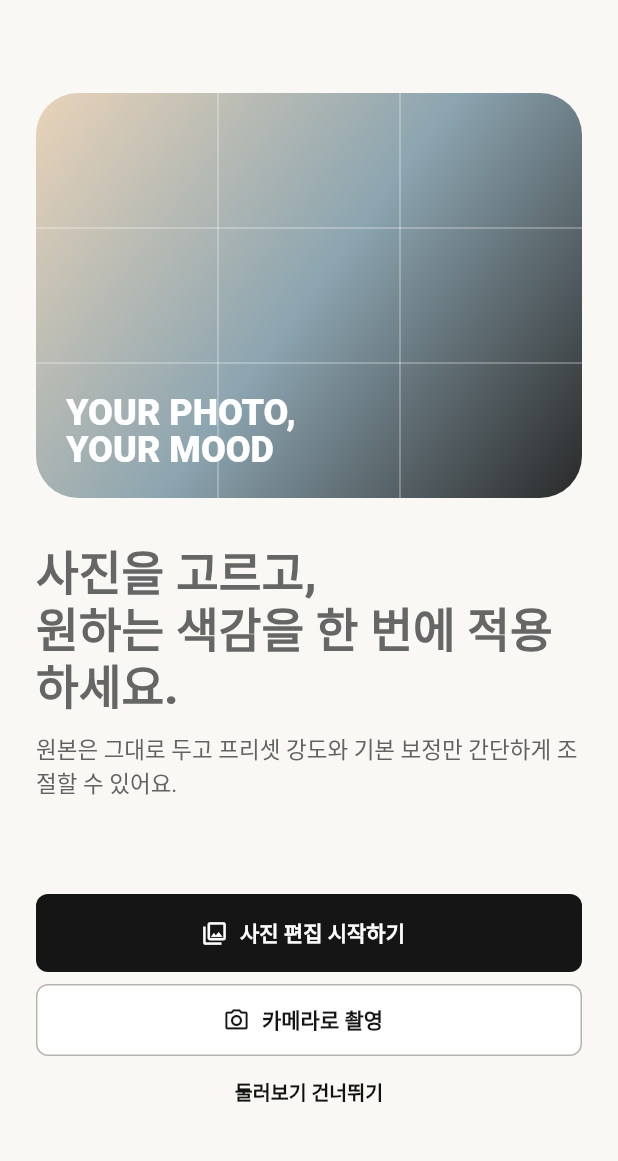
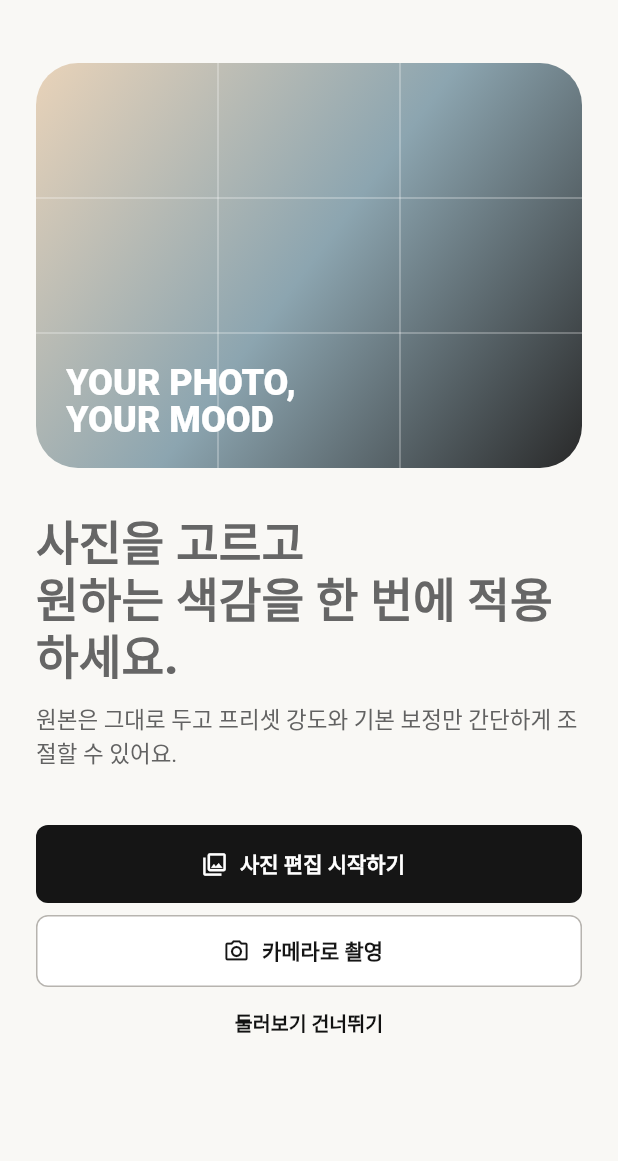
Before and after one commit to jungsu-lab/photograpthapp, a Flutter app: the screen it shows after launch, on a phone screen of 412 x 824 dp, the part 72-1233 px from its top. Run offline on Flutter 3.47's test engine with Material 3 defaults, Android fonts, the phone set to English and light mode, and no system bars; our stand-ins replace camera, image_picker, sensors_plus, share_plus, shared_preferences; missing offline and left inert: app_settings, gal; Roboto replaces fonts that are missing (KimjungchulMyungjo).

Commit message:
fix: make onboarding responsive on compact screens

```diff
--- a/lib/features/onboarding/onboarding_screen.dart
+++ b/lib/features/onboarding/onboarding_screen.dart
@@ -16,7 +16,10 @@ class OnboardingScreen extends StatelessWidget {
   Widget build(BuildContext context) => Scaffold(
     backgroundColor: const Color(0xFFF9F8F5),
     body: SafeArea(
-      child: Padding(
+      child: LayoutBuilder(
+        builder: (context, constraints) {
+          final compact = constraints.maxHeight < 680;
+          return SingleChildScrollView(
             padding: const EdgeInsets.fromLTRB(24, 18, 24, 28),
             child: Column(
               crossAxisAlignment: CrossAxisAlignment.start,
@@ -33,13 +36,16 @@ class OnboardingScreen extends StatelessWidget {
                     SizedBox(width: 8),
                     Text(
                       'FrameFit',
-                  style: TextStyle(fontSize: 21, fontWeight: FontWeight.w800),
+                      style: TextStyle(
+                        fontSize: 21,
+                        fontWeight: FontWeight.w800,
+                      ),
                     ),
                   ],
                 ),
-            const Spacer(),
+                SizedBox(height: compact ? 18 : 42),
                 Container(
-              height: 270,
+                  height: compact ? 180 : 270,
                   decoration: BoxDecoration(
                     borderRadius: BorderRadius.circular(28),
                     gradient: const LinearGradient(
@@ -73,11 +79,11 @@ class OnboardingScreen extends StatelessWidget {
                     ],
                   ),
                 ),
-            const SizedBox(height: 30),
-            const Text(
-              '사진을 고르고,\n원하는 색감을 한 번에 적용하세요.',
+                SizedBox(height: compact ? 22 : 30),
+                Text(
+                  '사진을 고르고\n원하는 색감을 한 번에 적용하세요.',
                   style: TextStyle(
-                fontSize: 31,
+                    fontSize: compact ? 27 : 31,
                     fontWeight: FontWeight.w800,
                     height: 1.15,
                   ),
@@ -91,7 +97,7 @@ class OnboardingScreen extends StatelessWidget {
                     height: 1.45,
                   ),
                 ),
-            const Spacer(),
+                SizedBox(height: compact ? 22 : 36),
                 FilledButton.icon(
                   key: const Key('onboardingPrimaryCta'),
                   onPressed: onImport,
@@ -122,6 +128,8 @@ class OnboardingScreen extends StatelessWidget {
                 ),
               ],
             ),
+          );
+        },
       ),
     ),
   );
```
Also changed, not shown: 1 other file. Lines whose indentation alone changed are shown as unchanged.
